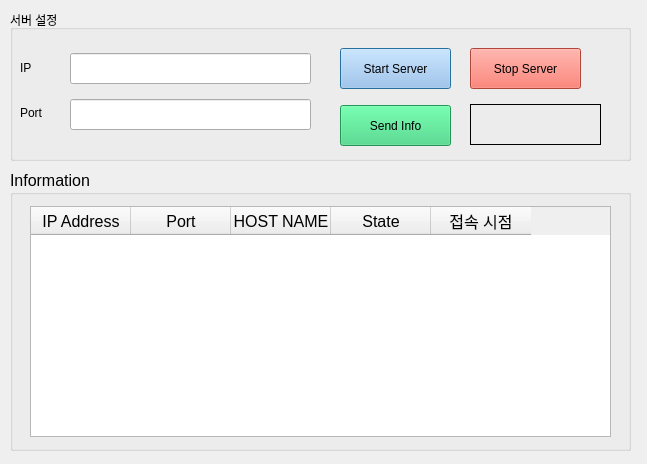
Before: the Qt Designer form src/syt/final/server_final.ui in addinedu-ros-4th/deeplearning-repo-5, drawn with Qt 5.
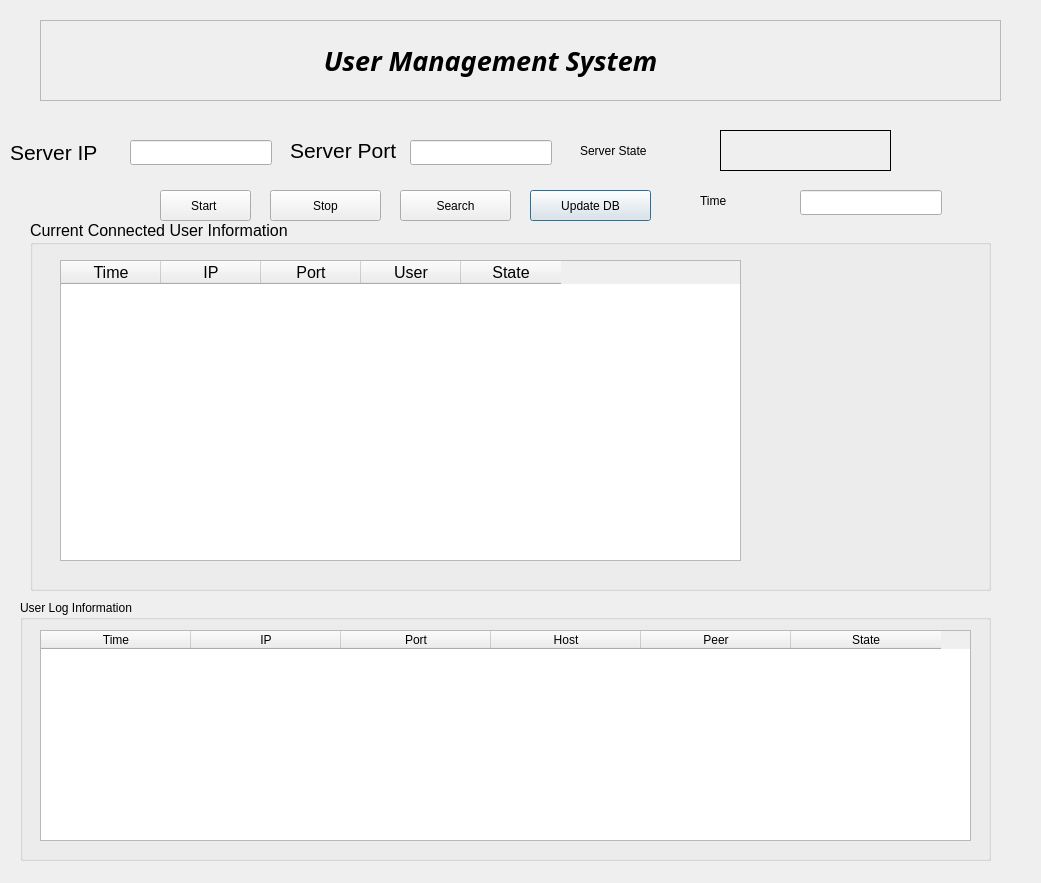
After: the same form once the commit is applied. Icons and pictures are not drawn.

Commit message: user log table 추가

Diff of the .ui file:
```diff
--- a/src/syt/final/server_final.ui
+++ b/src/syt/final/server_final.ui
@@ -6,155 +6,20 @@
    <rect>
     <x>0</x>
     <y>0</y>
-    <width>647</width>
-    <height>464</height>
+    <width>1041</width>
+    <height>883</height>
    </rect>
   </property>
   <property name="windowTitle">
    <string>Dialog</string>
   </property>
-  <widget class="QGroupBox" name="groupBox">
-   <property name="geometry">
-    <rect>
-     <x>10</x>
-     <y>10</y>
-     <width>621</width>
-     <height>151</height>
-    </rect>
-   </property>
-   <property name="styleSheet">
-    <string notr="true">font: 13pt &quot;Ubuntu&quot;;</string>
-   </property>
-   <property name="title">
-    <string>서버 설정</string>
-   </property>
-   <widget class="QLabel" name="ipname">
-    <property name="geometry">
-     <rect>
-      <x>10</x>
-      <y>37</y>
-      <width>51</width>
-      <height>41</height>
-     </rect>
-    </property>
-    <property name="styleSheet">
-     <string notr="true">font: 16pt &quot;Ubuntu&quot;;</string>
-    </property>
-    <property name="text">
-     <string>IP</string>
-    </property>
-   </widget>
-   <widget class="QLineEdit" name="lineEdit">
-    <property name="geometry">
-     <rect>
-      <x>60</x>
-      <y>43</y>
-      <width>241</width>
-      <height>31</height>
-     </rect>
-    </property>
-    <property name="text">
-     <string/>
-    </property>
-   </widget>
-   <widget class="QLabel" name="portname">
-    <property name="geometry">
-     <rect>
-      <x>10</x>
-      <y>82</y>
-      <width>51</width>
-      <height>41</height>
-     </rect>
-    </property>
-    <property name="styleSheet">
-     <string notr="true">font: 16pt &quot;Ubuntu&quot;;</string>
-    </property>
-    <property name="text">
-     <string>Port</string>
-    </property>
-   </widget>
-   <widget class="QLineEdit" name="lineEdit2">
-    <property name="geometry">
-     <rect>
-      <x>60</x>
-      <y>89</y>
-      <width>241</width>
-      <height>31</height>
-     </rect>
-    </property>
-    <property name="text">
-     <string/>
-    </property>
-   </widget>
-   <widget class="QPushButton" name="btnOpen">
-    <property name="geometry">
-     <rect>
-      <x>330</x>
-      <y>38</y>
-      <width>111</width>
-      <height>41</height>
-     </rect>
-    </property>
-    <property name="styleSheet">
-     <string notr="true">background-color: rgb(153, 193, 241);</string>
-    </property>
-    <property name="text">
-     <string>Start Server</string>
-    </property>
-   </widget>
-   <widget class="QPushButton" name="btnClose">
-    <property name="geometry">
-     <rect>
-      <x>460</x>
-      <y>38</y>
-      <width>111</width>
-      <height>41</height>
-     </rect>
-    </property>
-    <property name="styleSheet">
-     <string notr="true">background-color: rgb(246, 97, 81);</string>
-    </property>
-    <property name="text">
-     <string>Stop Server</string>
-    </property>
-   </widget>
-   <widget class="QLabel" name="label">
-    <property name="geometry">
-     <rect>
-      <x>460</x>
-      <y>94</y>
-      <width>131</width>
-      <height>41</height>
-     </rect>
-    </property>
-    <property name="frameShape">
-     <enum>QFrame::Box</enum>
-    </property>
-   </widget>
-   <widget class="QPushButton" name="btnSend">
-    <property name="geometry">
-     <rect>
-      <x>330</x>
-      <y>95</y>
-      <width>111</width>
-      <height>41</height>
-     </rect>
-    </property>
-    <property name="styleSheet">
-     <string notr="true">background-color: rgb(51, 209, 122);</string>
-    </property>
-    <property name="text">
-     <string>Send Info</string>
-    </property>
-   </widget>
-  </widget>
   <widget class="QGroupBox" name="groupBox_2">
    <property name="geometry">
     <rect>
-     <x>10</x>
-     <y>170</y>
-     <width>621</width>
-     <height>281</height>
+     <x>30</x>
+     <y>220</y>
+     <width>961</width>
+     <height>371</height>
     </rect>
    </property>
    <property name="font">
@@ -163,20 +28,158 @@
     </font>
    </property>
    <property name="title">
-    <string>Information </string>
+    <string>Current Connected User Information </string>
    </property>
    <widget class="QTableWidget" name="tableWidget">
     <property name="geometry">
      <rect>
+      <x>30</x>
+      <y>40</y>
+      <width>681</width>
+      <height>301</height>
+     </rect>
+    </property>
+    <column>
+     <property name="text">
+      <string>Time</string>
+     </property>
+    </column>
+    <column>
+     <property name="text">
+      <string>IP</string>
+     </property>
+    </column>
+    <column>
+     <property name="text">
+      <string>Port</string>
+     </property>
+    </column>
+    <column>
+     <property name="text">
+      <string>User</string>
+     </property>
+    </column>
+    <column>
+     <property name="text">
+      <string>State</string>
+     </property>
+    </column>
+   </widget>
+  </widget>
+  <widget class="QLabel" name="ipname">
+   <property name="geometry">
+    <rect>
+     <x>10</x>
+     <y>140</y>
+     <width>111</width>
+     <height>25</height>
+    </rect>
+   </property>
+   <property name="font">
+    <font>
+     <family>Ubuntu</family>
+     <pointsize>16</pointsize>
+     <weight>50</weight>
+     <italic>false</italic>
+     <bold>false</bold>
+    </font>
+   </property>
+   <property name="styleSheet">
+    <string notr="true">font: 16pt &quot;Ubuntu&quot;;</string>
+   </property>
+   <property name="text">
+    <string>Server IP</string>
+   </property>
+  </widget>
+  <widget class="QLabel" name="portname">
+   <property name="geometry">
+    <rect>
+     <x>290</x>
+     <y>140</y>
+     <width>141</width>
+     <height>21</height>
+    </rect>
+   </property>
+   <property name="font">
+    <font>
+     <family>Ubuntu</family>
+     <pointsize>16</pointsize>
+     <weight>50</weight>
+     <italic>false</italic>
+     <bold>false</bold>
+    </font>
+   </property>
+   <property name="styleSheet">
+    <string notr="true">font: 16pt &quot;Ubuntu&quot;;</string>
+   </property>
+   <property name="text">
+    <string>Server Port</string>
+   </property>
+  </widget>
+  <widget class="QLineEdit" name="lineEdit">
+   <property name="geometry">
+    <rect>
+     <x>130</x>
+     <y>140</y>
+     <width>142</width>
+     <height>25</height>
+    </rect>
+   </property>
+   <property name="text">
+    <string/>
+   </property>
+   <property name="readOnly">
+    <bool>true</bool>
+   </property>
+  </widget>
+  <widget class="QLineEdit" name="lineEdit2">
+   <property name="geometry">
+    <rect>
+     <x>410</x>
+     <y>140</y>
+     <width>142</width>
+     <height>25</height>
+    </rect>
+   </property>
+   <property name="text">
+    <string/>
+   </property>
+   <property name="readOnly">
+    <bool>true</bool>
+   </property>
+  </widget>
+  <widget class="QGroupBox" name="groupBox_3">
+   <property name="geometry">
+    <rect>
+     <x>20</x>
+     <y>600</y>
+     <width>971</width>
+     <height>261</height>
+    </rect>
+   </property>
+   <property name="title">
+    <string>User Log Information</string>
+   </property>
+   <widget class="QTableWidget" name="userLogTable">
+    <property name="geometry">
+     <rect>
       <x>20</x>
-      <y>36</y>
-      <width>581</width>
-      <height>231</height>
+      <y>30</y>
+      <width>931</width>
+      <height>211</height>
      </rect>
     </property>
+    <attribute name="horizontalHeaderDefaultSectionSize">
+     <number>150</number>
+    </attribute>
     <column>
      <property name="text">
-      <string>IP Address</string>
+      <string>Time</string>
+     </property>
+    </column>
+    <column>
+     <property name="text">
+      <string>IP</string>
      </property>
     </column>
     <column>
@@ -186,7 +189,12 @@
     </column>
     <column>
      <property name="text">
-      <string>HOST NAME</string>
+      <string>Host</string>
+     </property>
+    </column>
+    <column>
+     <property name="text">
+      <string>Peer</string>
      </property>
     </column>
     <column>
@@ -194,13 +202,190 @@
       <string>State</string>
      </property>
     </column>
-    <column>
-     <property name="text">
-      <string>접속 시점</string>
-     </property>
-    </column>
    </widget>
   </widget>
+  <widget class="QLabel" name="label">
+   <property name="geometry">
+    <rect>
+     <x>720</x>
+     <y>130</y>
+     <width>171</width>
+     <height>41</height>
+    </rect>
+   </property>
+   <property name="frameShape">
+    <enum>QFrame::Box</enum>
+   </property>
+  </widget>
+  <widget class="QPushButton" name="btnUpdate">
+   <property name="geometry">
+    <rect>
+     <x>530</x>
+     <y>190</y>
+     <width>121</width>
+     <height>31</height>
+    </rect>
+   </property>
+   <property name="styleSheet">
+    <string notr="true"/>
+   </property>
+   <property name="text">
+    <string>Update DB</string>
+   </property>
+   <property name="icon">
+    <iconset>
+     <normaloff>icons/directory_sync_FILL0_wght400_GRAD0_opsz24.svg</normaloff>icons/directory_sync_FILL0_wght400_GRAD0_opsz24.svg</iconset>
+   </property>
+  </widget>
+  <widget class="QPushButton" name="btnSearch">
+   <property name="geometry">
+    <rect>
+     <x>400</x>
+     <y>190</y>
+     <width>111</width>
+     <height>31</height>
+    </rect>
+   </property>
+   <property name="styleSheet">
+    <string notr="true"/>
+   </property>
+   <property name="text">
+    <string>Search</string>
+   </property>
+   <property name="icon">
+    <iconset>
+     <normaloff>icons/search_FILL0_wght400_GRAD0_opsz24.svg</normaloff>icons/search_FILL0_wght400_GRAD0_opsz24.svg</iconset>
+   </property>
+  </widget>
+  <widget class="QPushButton" name="btnClose">
+   <property name="geometry">
+    <rect>
+     <x>270</x>
+     <y>190</y>
+     <width>111</width>
+     <height>31</height>
+    </rect>
+   </property>
+   <property name="styleSheet">
+    <string notr="true"/>
+   </property>
+   <property name="text">
+    <string>Stop</string>
+   </property>
+   <property name="icon">
+    <iconset>
+     <normaloff>icons/close_FILL0_wght400_GRAD0_opsz24.svg</normaloff>icons/close_FILL0_wght400_GRAD0_opsz24.svg</iconset>
+   </property>
+  </widget>
+  <widget class="QPushButton" name="btnOpen">
+   <property name="geometry">
+    <rect>
+     <x>160</x>
+     <y>190</y>
+     <width>91</width>
+     <height>31</height>
+    </rect>
+   </property>
+   <property name="styleSheet">
+    <string notr="true"/>
+   </property>
+   <property name="text">
+    <string>Start </string>
+   </property>
+   <property name="icon">
+    <iconset>
+     <normaloff>icons/start_FILL0_wght400_GRAD0_opsz24.svg</normaloff>icons/start_FILL0_wght400_GRAD0_opsz24.svg</iconset>
+   </property>
+  </widget>
+  <widget class="QLabel" name="portname_2">
+   <property name="geometry">
+    <rect>
+     <x>580</x>
+     <y>140</y>
+     <width>141</width>
+     <height>21</height>
+    </rect>
+   </property>
+   <property name="styleSheet">
+    <string notr="true">font: 16pt &quot;Ubuntu&quot;;</string>
+   </property>
+   <property name="text">
+    <string>Server State</string>
+   </property>
+  </widget>
+  <widget class="QFrame" name="frame">
+   <property name="geometry">
+    <rect>
+     <x>40</x>
+     <y>20</y>
+     <width>961</width>
+     <height>81</height>
+    </rect>
+   </property>
+   <property name="frameShape">
+    <enum>QFrame::StyledPanel</enum>
+   </property>
+   <property name="frameShadow">
+    <enum>QFrame::Raised</enum>
+   </property>
+   <widget class="QLabel" name="label_2">
+    <property name="geometry">
+     <rect>
+      <x>130</x>
+      <y>20</y>
+      <width>641</width>
+      <height>41</height>
+     </rect>
+    </property>
+    <property name="font">
+     <font>
+      <family>Waree</family>
+      <pointsize>20</pointsize>
+      <weight>75</weight>
+      <italic>true</italic>
+      <bold>true</bold>
+     </font>
+    </property>
+    <property name="text">
+     <string>User Management System</string>
+    </property>
+    <property name="alignment">
+     <set>Qt::AlignCenter</set>
+    </property>
+   </widget>
+  </widget>
+  <widget class="QLabel" name="portname_3">
+   <property name="geometry">
+    <rect>
+     <x>700</x>
+     <y>190</y>
+     <width>81</width>
+     <height>21</height>
+    </rect>
+   </property>
+   <property name="styleSheet">
+    <string notr="true">font: 16pt &quot;Ubuntu&quot;;</string>
+   </property>
+   <property name="text">
+    <string>Time</string>
+   </property>
+  </widget>
+  <widget class="QLineEdit" name="timeEdit">
+   <property name="geometry">
+    <rect>
+     <x>800</x>
+     <y>190</y>
+     <width>142</width>
+     <height>25</height>
+    </rect>
+   </property>
+   <property name="text">
+    <string/>
+   </property>
+   <property name="readOnly">
+    <bool>true</bool>
+   </property>
+  </widget>
  </widget>
  <resources/>
  <connections/>
```
Left out of the diff: 1 changed line with no effect on the pictures. The commit also changes 1 other file.
